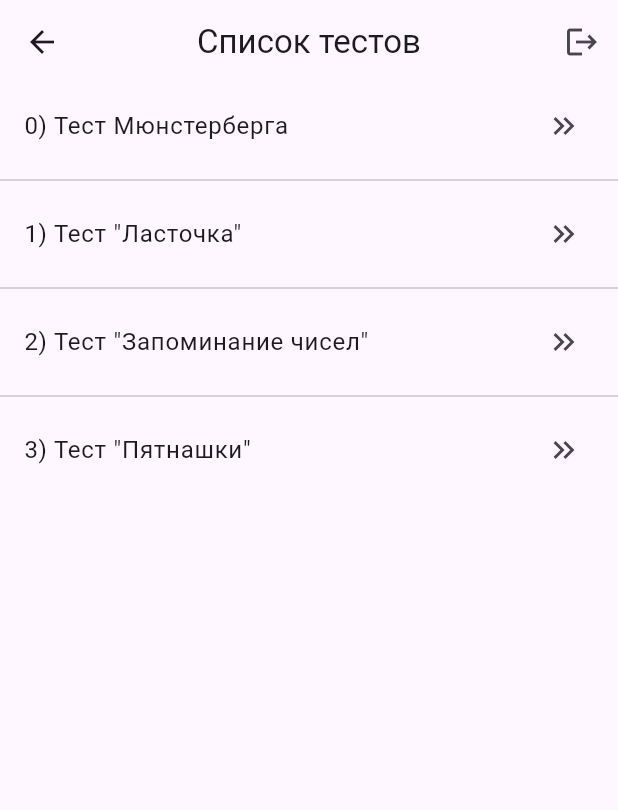
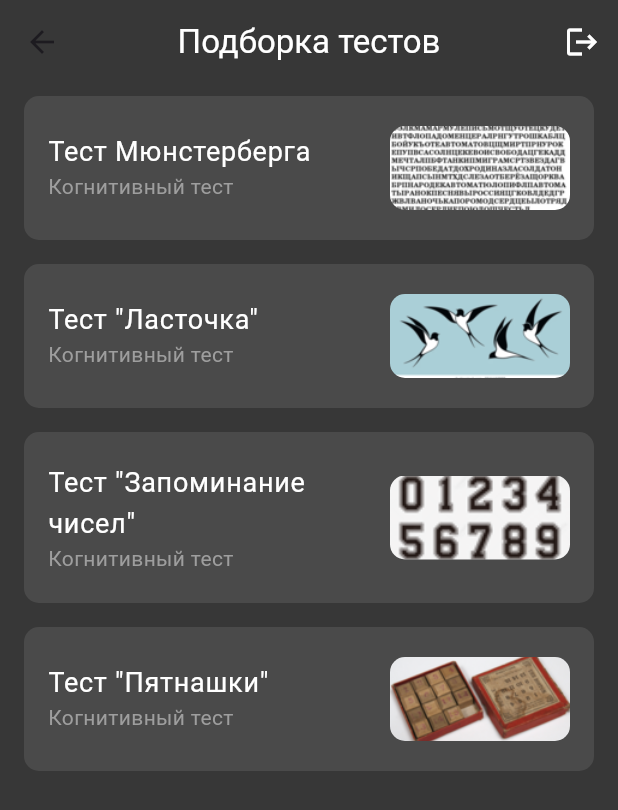
Before and after one commit to Cognitive-HSE/cognitive_app, a Flutter app: the TestsListScreen screen opened by its route, on a phone screen of 412 x 824 dp. Shown: the top 810 px of the screen. Run offline on Flutter 3.47's test engine with Material 3 defaults, Android fonts, the phone set to English and light mode, and no system bars; our stand-ins replace get_storage; missing offline and left inert: bcrypt, postgres; accounts and stored records are empty.

Commit message:
test list design

```diff
--- a/lib/features/tests_list/tests_list_screen.dart
+++ b/lib/features/tests_list/tests_list_screen.dart
@@ -2,19 +2,21 @@ import 'package:cognitive/features/login+registration/utils/auth_manager.dart';
 import 'package:flutter/material.dart';
 
 class TestsListScreen extends StatefulWidget {
-
-  const TestsListScreen({
-    super.key
-    });
+  const TestsListScreen({super.key});
 
   @override
   State<TestsListScreen> createState() => _TestsListScreenState();
 }
 
 class _TestsListScreenState extends State<TestsListScreen> {
-  Map tests = {0: "Тест Мюнстерберга", 1: "Тест \"Ласточка\"", 2: "Тест \"Запоминание чисел\"",
-  3: "Тест \"Пятнашки\""};
-
+  Map tests = {
+    0: "Тест Мюнстерберга",
+    1: "Тест \"Ласточка\"",
+    2: "Тест \"Запоминание чисел\"",
+    3: "Тест \"Пятнашки\"",
+    //4: "Тест \"Струпа цвета\"",
+    //5: "Тест \"Струпа оттенки\"",
+  };
 
   @override
   void dispose() {
@@ -22,7 +24,6 @@ class _TestsListScreenState extends State<TestsListScreen> {
   }
 
   void _goToChosenTest(int testIndex) {
-
     debugPrint("User are going to chosen test");
 
     if (testIndex == 0) {
@@ -41,51 +42,86 @@ class _TestsListScreenState extends State<TestsListScreen> {
       );
     }
     if (testIndex == 3) {
-            Navigator.of(context).pushNamed(
+      Navigator.of(context).pushNamed(
         '/testList/tagTestDescription',
       );
     }
+    //if (testIndex == 4) {
+      //Navigator.of(context).pushNamed(
+        //'/testList/stroopColorTestDescription', // Замените на ваш путь
+      //);
+    //}
+    //if (testIndex == 5) {
+     // Navigator.of(context).pushNamed(
+        //'/testList/stroopShadeTestDescription', // Замените на ваш путь
+      //);
+    //}
   }
 
   @override
   Widget build(BuildContext context) {
     return Scaffold(
-
+      backgroundColor: const Color(0xFF373737), // Цвет фона как на фото
       appBar: AppBar(
-        title: const Text('Список тестов'),
+        backgroundColor: const Color(0xFF373737), // Цвет AppBar в тон фона
+        title: const Text(
+          'Подборка тестов', // Заголовок как на фото
+          style: TextStyle(color: Colors.white), // Белый цвет текста
+        ),
         centerTitle: true,
         actions: <Widget>[
           IconButton(
-            icon: Icon(
+            icon: const Icon(
               Icons.logout,
-              //color: Colors.white,
+              color: Colors.white, // Белый цвет иконки logout
             ),
             onPressed: () {
-              AuthManager.setUserLoggedIn(false);
+              //AuthManager.setUserLoggedIn(false); // Раскомментируйте, если нужно
               Navigator.pushReplacementNamed(context, '/login');
             },
           )
         ],
       ),
-
-      body: ListView.separated(
+      body: ListView.builder( // Используем ListView.builder для более гибкой настройки отступов
         itemCount: tests.length,
-        separatorBuilder: (context, index) => const Divider(),
         itemBuilder: (context, i) {
-          // Получаем ключ и значение из словаря
           final index = tests.keys.elementAt(i);
           final test = tests[index];
 
-          return ListTile(
-            title: Text('$index) $test'),
-            trailing: const Icon(Icons.keyboard_double_arrow_right),
-            onTap: () {
-            _goToChosenTest(index);
-            },
+          return Padding( // Добавляем отступы вокруг карточки
+            padding: const EdgeInsets.symmetric(horizontal: 16.0, vertical: 8.0),
+            child: Container(
+              decoration: BoxDecoration(
+                color: const Color(0xFF4A4A4A), // Цвет карточки как на фото
+                borderRadius: BorderRadius.circular(10.0), // Скругление углов
+              ),
+              child: ListTile(
+                contentPadding: const EdgeInsets.symmetric(horizontal: 16.0, vertical: 12.0), // Отступы внутри ListTile
+                title: Text(
+                  '$test', // Убрали индекс, как на фото
+                  style: const TextStyle(color: Colors.white, fontSize: 18), // Белый цвет текста и размер
+                ),
+                subtitle: const Text( // Добавляем subtitle
+                  'Когнитивный тест',
+                  style: TextStyle(color: Colors.grey, fontSize: 14), // Стиль для subtitle
+                ),
+                trailing: ClipRRect( // Оборачиваем Image.asset в ClipRRect
+                  borderRadius: BorderRadius.circular(10.0), // Радиус скругления углов
+                  child: Image.asset(
+                    'assets/test_design/test${index + 1}.png',
+                    width: 120, // Можно задать размеры, если нужно
+                    height: 120,
+                    fit: BoxFit.cover, // Важно для корректного отображения внутри ClipRRect
+                  ),
+                ),
+                onTap: () {
+                  _goToChosenTest(index);
+                },
+              ),
+            ),
           );
         },
       ),
     );
   }
-
 }
```
